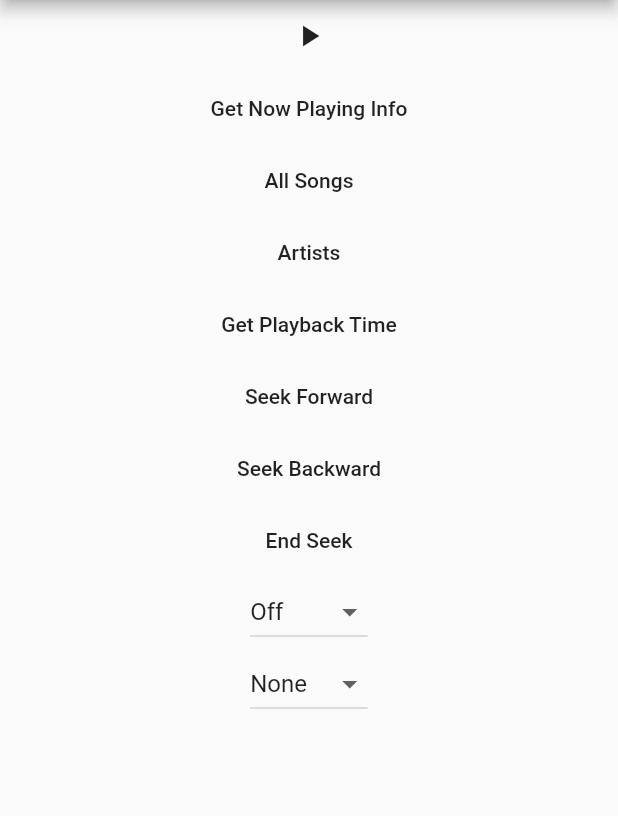
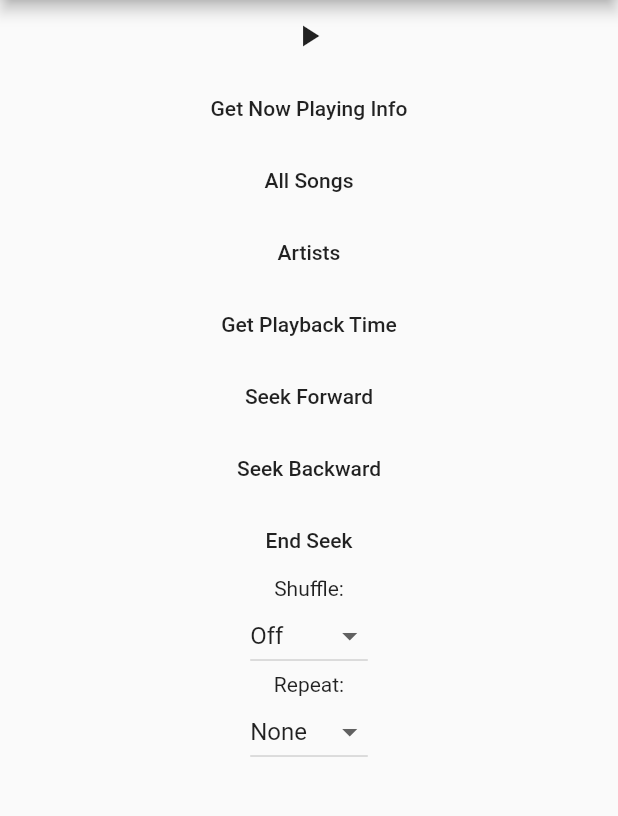
Before and after one commit to iberatkaya/playify, a Flutter app: the screen it shows after launch, on a phone screen of 412 x 824 dp, the part 84-900 px from its top. Run offline on Flutter 3.47's test engine with Material 2 defaults, Android fonts, the phone set to English and light mode, and no system bars.

Commit message:
Added version 1.0.0

```diff
--- a/example/lib/main.dart
+++ b/example/lib/main.dart
@@ -85,14 +85,19 @@ class _MyHomePage extends State<MyHomePage> {
                         Row(
                           mainAxisAlignment: MainAxisAlignment.center,
                           children: <Widget>[
-                            IconButton(
+                            Expanded(
+                              flex: 2,
+                              child: IconButton(
                                 icon: Icon(Icons.arrow_back_ios),
                                 onPressed: () async {
                                   await myplayer.previous();
                                   await updateInfo();
                                 },
                               ),
-                            Column(
+                            ),
+                            Expanded(
+                              flex: 10,
+                              child: Column(
                                 children: <Widget>[
                                   Text(data.artist.name),
                                   Text(data.album.title),
@@ -102,12 +107,16 @@ class _MyHomePage extends State<MyHomePage> {
                                       data.album.albumTrackCount.toString()),
                                 ],
                               ),
-                            IconButton(
+                            ),
+                            Expanded(
+                              flex: 2,
+                              child: IconButton(
                                 icon: Icon(Icons.arrow_forward_ios),
                                 onPressed: () async {
                                   await myplayer.next();
                                   await updateInfo();
                                 },
+                              ),
                             ),
                           ],
                         )
@@ -189,6 +198,7 @@ class _MyHomePage extends State<MyHomePage> {
                     var res = await myplayer.endSeeking();
                   },
                 ),
+                Text("Shuffle:"),
                 DropdownButton<Shuffle>(
                   hint: Text("Shuffle"),
                   onChanged: (mode) async {
@@ -213,6 +223,7 @@ class _MyHomePage extends State<MyHomePage> {
                     )
                   ],
                 ),
+                Text("Repeat:"),
                 DropdownButton<Repeat>(
                   hint: Text("Repeat"),
                   onChanged: (mode) async {
--- a/pubspec.yaml
+++ b/pubspec.yaml
@@ -1,7 +1,6 @@
 name: playify
 description: Playify is a Flutter plugin for playing music and fetching music metadata. Currently supports only iOS.
-version: 0.0.3
-author: iberatkaya <ibraberatkaya@gmail.com>
+version: 1.0.0
 homepage: https://github.com/iberatkaya/playify
 repository: https://github.com/iberatkaya/playify
 
```
Also changed, not shown: example/pubspec.lock, pubspec.lock, 5 other files. Lines whose indentation alone changed are shown as unchanged.
